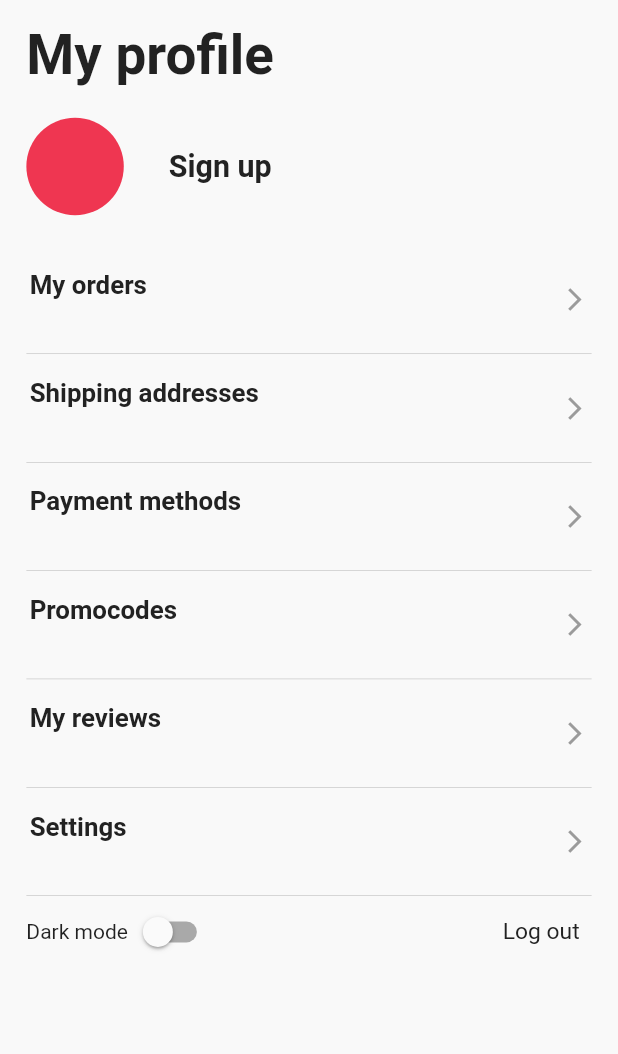
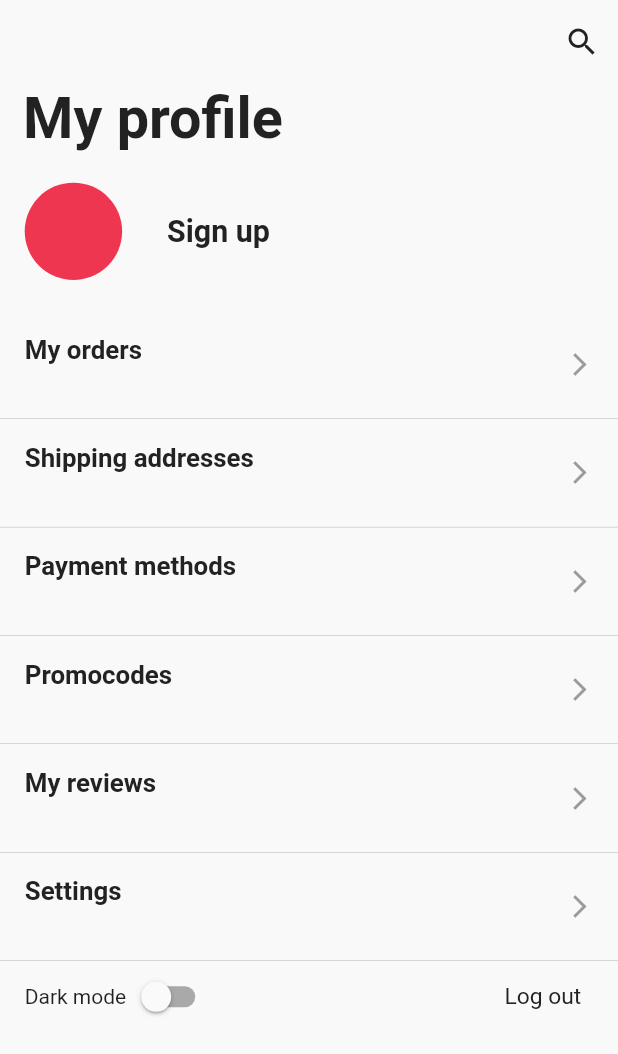
Before and after one commit to RemonYounan/E-commerce_app, a Flutter app: the ProfileScreen screen opened directly, on a phone screen of 412 x 824 dp. Shown: the top 1054 px of the screen. Run offline on Flutter 3.47's test engine with Material 2 defaults, Android fonts, the phone set to English and light mode, and no system bars; our stand-ins replace bloc, dartz, dio, easy_localization, equatable, firebase_core and 10 more; missing offline and left inert: flutter_facebook_auth, loading_gifs; accounts and stored records are empty; network calls fail.

```diff
--- a/lib/features/auth/presentation/screens/profile_screen.dart
+++ b/lib/features/auth/presentation/screens/profile_screen.dart
@@ -27,20 +27,35 @@ class ProfileScreen extends StatelessWidget {
     ];
     return Scaffold(
       body: SafeArea(
-        child: ListView(
-          padding: EdgeInsets.symmetric(horizontal: 16.w, vertical: 15.h),
-          children: [
-            Text(
+        child: CustomScrollView(
+          slivers: [
+            SliverAppBar(
+              pinned: true,
+              expandedHeight: 100.h,
+              flexibleSpace: FlexibleSpaceBar(
+                expandedTitleScale: 1.05,
+                titlePadding: EdgeInsets.only(left: 14.w),
+                title: Text(
                   AppStrings.myProfile,
                   style: Theme.of(context).textTheme.headlineLarge,
                 ),
-            SizedBox(
-              height: 20.h,
               ),
-            const ImageAndNameSection(),
-            SizedBox(
-              height: 20.h,
+              actions: [
+                IconButton(
+                  onPressed: () {},
+                  icon: const Icon(Icons.search),
                 ),
+              ],
+            ),
+            SliverList(
+              delegate: SliverChildListDelegate.fixed(
+                [
+                  SizedBox(height: 20.h),
+                  Padding(
+                    padding: EdgeInsets.symmetric(horizontal: 15.w),
+                    child: const ImageAndNameSection(),
+                  ),
+                  SizedBox(height: 20.h),
                   ...List.generate(
                     items.length,
                     (index) => ProfileItemWidget(
@@ -48,13 +63,16 @@ class ProfileScreen extends StatelessWidget {
                       subTitle: '',
                     ),
                   ),
-            Row(
+                  Padding(
+                    padding: EdgeInsets.symmetric(horizontal: 15.w),
+                    child: Row(
                       children: [
                         Text(AppStrings.darkMode),
                         Switch(
                           value: Provider.of<GlobalProvider>(context).isDark,
-                  onChanged: (value) =>
-                      Provider.of<GlobalProvider>(context, listen: false)
+                          onChanged: (value) => Provider.of<GlobalProvider>(
+                                  context,
+                                  listen: false)
                               .changeThemeMode(value),
                         ),
                         const Spacer(),
@@ -68,6 +86,10 @@ class ProfileScreen extends StatelessWidget {
                         ),
                       ],
                     ),
+                  ),
+                ],
+              ),
+            ),
           ],
         ),
       ),
--- a/lib/features/auth/presentation/widgets/profile_screen/profile_item_widget.dart
+++ b/lib/features/auth/presentation/widgets/profile_screen/profile_item_widget.dart
@@ -26,7 +26,7 @@ class ProfileItemWidget extends StatelessWidget {
                 : AppColors.grey),
       ),
       onTap: () {},
-      contentPadding: EdgeInsets.symmetric(horizontal: 2.w),
+      contentPadding: EdgeInsets.symmetric(horizontal: 15.w),
       title: Text(
         title,
         style: textTheme.titleLarge,
--- a/lib/features/products/presentation/screens/main_screen.dart
+++ b/lib/features/products/presentation/screens/main_screen.dart
@@ -1,6 +1,8 @@
 import 'package:easy_localization/easy_localization.dart';
 import 'package:ecommerce_app/core/constants/app_strings.dart';
 import 'package:ecommerce_app/core/providers/global_provider.dart';
+import 'package:ecommerce_app/features/products/presentation/screens/bag_screen.dart';
+import 'package:ecommerce_app/features/products/presentation/screens/favorite_screen.dart';
 import 'package:flutter/material.dart';
 import 'package:flutter_screenutil/flutter_screenutil.dart';
 import 'package:provider/provider.dart';
@@ -23,8 +25,8 @@ class _MainScreenState extends State<MainScreen> {
   List<Widget> screens = const [
     HomeScreen(),
     ShopScreen(),
-    HomeScreen(),
-    HomeScreen(),
+    BagScreen(),
+    FavoriteScreen(),
     ProfileScreen(),
   ];
   @override
--- a/lib/features/products/presentation/widgets/home_screen/features_products_list.dart
+++ b/lib/features/products/presentation/widgets/home_screen/features_products_list.dart
@@ -1,4 +1,5 @@
 import 'package:ecommerce_app/features/products/presentation/blocs/products_cubit/products_cubit.dart';
+import 'package:ecommerce_app/features/products/presentation/widgets/favorite_button.dart';
 import 'package:flutter/material.dart';
 import 'package:flutter_bloc/flutter_bloc.dart';
 import 'package:flutter_screenutil/flutter_screenutil.dart';
@@ -22,12 +23,13 @@ class FeaturesProductsList extends StatelessWidget {
             child: ListView.builder(
               key: const PageStorageKey('FeaturesProductsList'),
               scrollDirection: Axis.horizontal,
-              shrinkWrap: true,
               itemCount: featuresProducts.length,
               itemBuilder: (context, index) {
                 return Padding(
                   padding: EdgeInsets.symmetric(horizontal: 10.w),
-                  child: ProductGridCard(product: featuresProducts[index]),
+                  child: ProductGridCard(product: featuresProducts[index],
+                  icon: FavoriteButton(id: featuresProducts[index].id),
+                  ),
                 );
               },
             ),
--- a/lib/features/products/presentation/widgets/home_screen/popular_products_list.dart
+++ b/lib/features/products/presentation/widgets/home_screen/popular_products_list.dart
@@ -1,5 +1,6 @@
 import 'package:ecommerce_app/features/products/domain/entities/product.dart';
 import 'package:ecommerce_app/features/products/presentation/blocs/products_cubit/products_cubit.dart';
+import 'package:ecommerce_app/features/products/presentation/widgets/favorite_button.dart';
 import 'package:ecommerce_app/features/products/presentation/widgets/product_grid_card.dart';
 import 'package:flutter/material.dart';
 import 'package:flutter_bloc/flutter_bloc.dart';
@@ -21,12 +22,13 @@ class PopularProductsList extends StatelessWidget {
             child: ListView.builder(
               key: const PageStorageKey('PopularProductsList'),
               scrollDirection: Axis.horizontal,
-              shrinkWrap: true,
               itemCount: popularProducts.length,
               itemBuilder: (context, index) {
                 return Padding(
                   padding: EdgeInsets.symmetric(horizontal: 10.w),
-                  child: ProductGridCard(product: popularProducts[index]),
+                  child: ProductGridCard(product: popularProducts[index],
+                  icon: FavoriteButton(id: popularProducts[index].id),
+                  ),
                 );
               },
             ),
--- a/lib/features/products/presentation/widgets/product_details_screen/related_products_section.dart
+++ b/lib/features/products/presentation/widgets/product_details_screen/related_products_section.dart
@@ -2,6 +2,7 @@ import 'package:easy_localization/easy_localization.dart';
 import 'package:ecommerce_app/core/constants/app_strings.dart';
 import 'package:ecommerce_app/features/products/domain/entities/product.dart';
 import 'package:ecommerce_app/features/products/domain/entities/product_details.dart';
+import 'package:ecommerce_app/features/products/presentation/widgets/favorite_button.dart';
 import 'package:ecommerce_app/features/products/presentation/widgets/product_grid_card.dart';
 import 'package:flutter/material.dart';
 import 'package:flutter_screenutil/flutter_screenutil.dart';
@@ -43,7 +44,10 @@ class RelatedProductsSection extends StatelessWidget {
             itemBuilder: (context, index) {
               return Padding(
                 padding: EdgeInsets.symmetric(horizontal: 8.w),
-                child: ProductGridCard(product: product.related[index]),
+                child: ProductGridCard(
+                  product: product.related[index],
+                  icon: FavoriteButton(id: product.related[index].id),
+                ),
               );
             },
           ),
--- a/lib/features/products/presentation/widgets/shop_screen/filter_section.dart
+++ b/lib/features/products/presentation/widgets/shop_screen/filter_section.dart
@@ -30,7 +30,6 @@ class FilterSection extends StatelessWidget {
         SizedBox(width: 45.w),
         Expanded(
           child: SortByMenuWidget(
-            category: category,
             pagingController: pagingController,
           ),
         ),
--- a/lib/features/products/presentation/widgets/shop_screen/products_grid_view.dart
+++ b/lib/features/products/presentation/widgets/shop_screen/products_grid_view.dart
@@ -1,5 +1,6 @@
 import 'package:ecommerce_app/core/common/app_colors.dart';
 import 'package:ecommerce_app/features/products/domain/entities/product.dart';
+import 'package:ecommerce_app/features/products/presentation/widgets/favorite_button.dart';
 import 'package:ecommerce_app/features/products/presentation/widgets/loading_widget.dart';
 import 'package:ecommerce_app/features/products/presentation/widgets/product_grid_card.dart';
 import 'package:flutter/material.dart';
@@ -25,7 +26,10 @@ class ProductsGridView extends StatelessWidget {
         pagingController: _pagingController,
         padding: EdgeInsets.symmetric(horizontal: 14.w, vertical: 15.h),
         builderDelegate: PagedChildBuilderDelegate<Product>(
-          itemBuilder: (context, item, _) => ProductGridCard(product: item),
+          itemBuilder: (context, item, _) => ProductGridCard(
+            product: item,
+            icon: FavoriteButton(id: item.id),
+          ),
           newPageProgressIndicatorBuilder: (_) => const LoadingWidget(),
           firstPageProgressIndicatorBuilder: (_) => const LoadingWidget(),
         ),
--- a/lib/features/products/presentation/widgets/shop_screen/products_list_view.dart
+++ b/lib/features/products/presentation/widgets/shop_screen/products_list_view.dart
@@ -1,5 +1,6 @@
 import 'package:ecommerce_app/core/common/app_colors.dart';
 import 'package:ecommerce_app/features/products/domain/entities/product.dart';
+import 'package:ecommerce_app/features/products/presentation/widgets/favorite_button.dart';
 import 'package:ecommerce_app/features/products/presentation/widgets/loading_widget.dart';
 import 'package:ecommerce_app/features/products/presentation/widgets/no_more_items_widget.dart';
 import 'package:ecommerce_app/features/products/presentation/widgets/product_list_card.dart';
@@ -27,7 +28,10 @@ class ProductsListView extends StatelessWidget {
             itemBuilder: (context, item, _) => Padding(
                   padding:
                       EdgeInsets.symmetric(horizontal: 14.w, vertical: 8.h),
-                  child: ProductListCard(product: item),
+                  child: ProductListCard(
+                    product: item,
+                    icon: FavoriteButton(id: item.id),
+                  ),
                 ),
             noMoreItemsIndicatorBuilder: (context) =>
                 SizedBox(height: 40.h, child: const NoMoreItemsWidget()),
--- a/lib/features/products/presentation/widgets/shop_screen/sort_by_menu_widget.dart
+++ b/lib/features/products/presentation/widgets/shop_screen/sort_by_menu_widget.dart
@@ -12,12 +12,10 @@ import 'package:provider/provider.dart';
 
 class SortByMenuWidget extends StatelessWidget {
   const SortByMenuWidget({
-    required this.category,
     required this.pagingController,
     Key? key,
   }) : super(key: key);
 
-  final Category category;
   final PagingController<int, Product> pagingController;
 
   void sortProducts(String value) {}
```
Also changed, not shown: lib/features/products/presentation/blocs/products_cubit/products_cubit.dart (+7 -0 lines), lib/features/products/presentation/screens/bag_screen.dart (added, +37 -0 lines), lib/features/products/presentation/screens/favorite_screen.dart (added, +148 -0 lines), lib/features/products/presentation/widgets/add_to_bag_button.dart (added, +55 -0 lines), lib/features/products/presentation/widgets/home_screen/newest_products_list.dart (+5 -2 lines), lib/features/products/presentation/widgets/product_details_screen/choos_size_or_color_widget.dart (+19 -0 lines), lib/features/products/presentation/widgets/product_grid_card.dart (+7 -5 lines), lib/features/products/presentation/widgets/product_list_card.dart (+11 -9 lines). Lines whose indentation alone changed are shown as unchanged.
